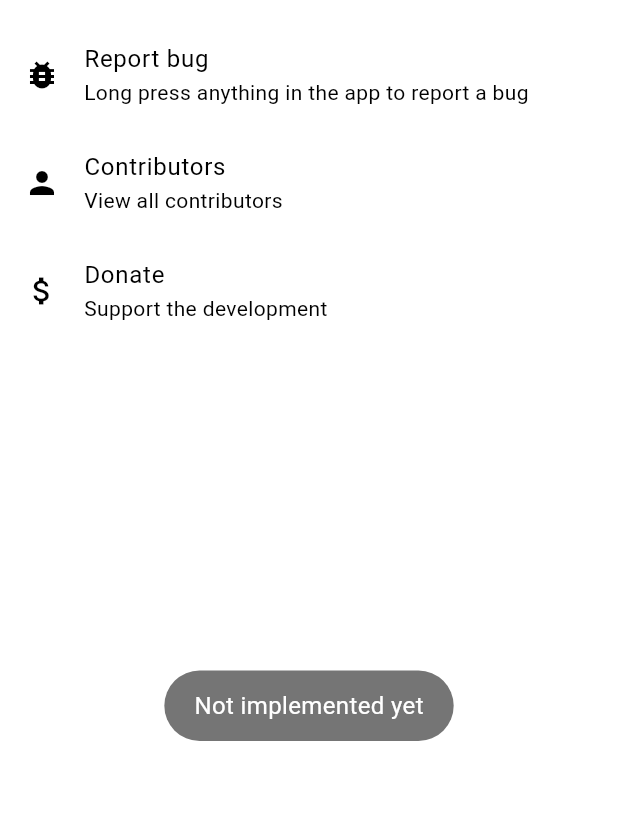
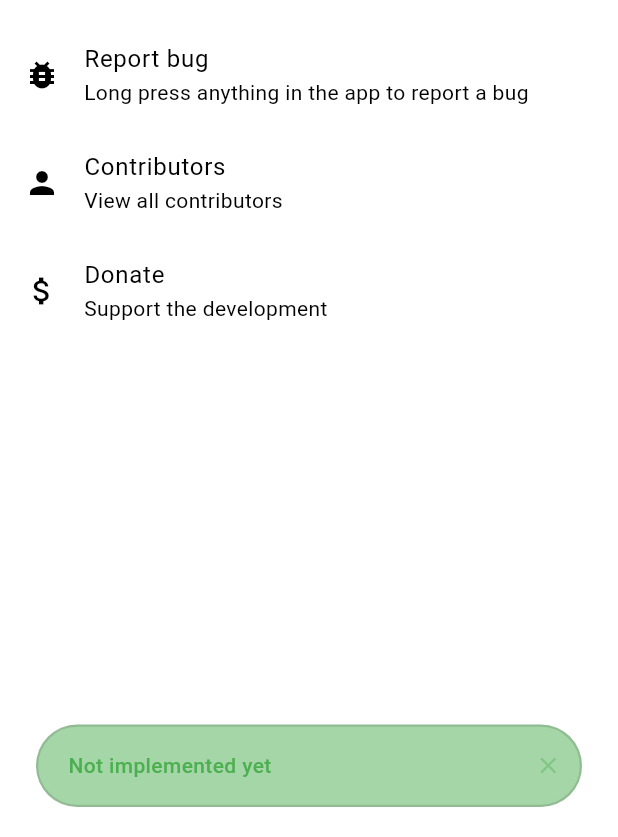
Before and after one commit to Hedon-haven/viewer, a Flutter app: the AboutScreen screen opened directly, after a tap on "Donate", on a phone screen of 412 x 824 dp, the part 399-1236 px from its top. Run offline on Flutter 3.47's test engine with Material 3 defaults, Android fonts, the phone set to English and light mode, and no system bars; drawn by our look-alikes of dynamic_color; our stand-ins replace audio_video_progress_bar, connectivity_plus, package_info_plus, shared_preferences, skeletonizer, sqflite_common_ffi and 3 more; missing offline and left inert: auto_orientation, flutter_hls_parser, fvp, window_manager; accounts and stored records are empty; network calls fail.

Commit message:
Use cross-platform toast notification

```diff
--- a/lib/ui/screens/debug_screen.dart
+++ b/lib/ui/screens/debug_screen.dart
@@ -309,7 +309,7 @@ class _BugReportScreenState extends State<BugReportScreen> {
                                                     if (submissionType ==
                                                         "Anonymous report") {
                                                       ToastMessageShower.showToast(
-                                                          "Not yet supported");
+                                                          "Not yet supported", context);
                                                     } else {
                                                       BugReportManager()
                                                           .submitReport(
--- a/lib/ui/screens/settings/settings_about.dart
+++ b/lib/ui/screens/settings/settings_about.dart
@@ -77,7 +77,7 @@ class AboutScreen extends StatelessWidget {
                 subtitle: const Text("Support the development"),
                 onTap: () {
                   // TODO: Add donations
-                  ToastMessageShower.showToast("Not implemented yet");
+                  ToastMessageShower.showToast("Not implemented yet", context);
                 }),
           ],
         ))));
--- a/lib/ui/screens/video_list.dart
+++ b/lib/ui/screens/video_list.dart
@@ -172,7 +172,7 @@ class _VideoListState extends State<VideoList> {
                     _tappedChildIndex = null;
                     if (videoResults[index].virtualReality) {
                       ToastMessageShower.showToast(
-                          "Virtual reality not yet supported");
+                          "Virtual reality not yet supported", context);
                       return;
                     }
                     setState(() {
--- a/lib/ui/toast_notification.dart
+++ b/lib/ui/toast_notification.dart
@@ -1,17 +1,23 @@
 import 'package:flutter/material.dart';
-import 'package:fluttertoast/fluttertoast.dart';
+import 'package:toastification/toastification.dart';
 
 class ToastMessageShower {
-  static void showToast(String message) {
+  static void showToast(String message, BuildContext context) {
     print("Showing toast with message: $message");
-    Fluttertoast.showToast(
-      msg: message,
-      toastLength: Toast.LENGTH_SHORT,
-      gravity: ToastGravity.BOTTOM,
-      timeInSecForIosWeb: 1,
-      backgroundColor: Colors.black54,
-      textColor: Colors.white,
-      fontSize: 16.0,
+
+    toastification.show(
+      context: context,
+      type: ToastificationType.info,
+      style: ToastificationStyle.simple,
+      title: Text(message),
+      alignment: Alignment.bottomCenter,
+      autoCloseDuration: const Duration(seconds: 2),
+      animationDuration: const Duration(milliseconds: 500),
+      borderRadius: BorderRadius.circular(100.0),
+      closeButtonShowType: CloseButtonShowType.none,
+      backgroundColor: Theme.of(context).colorScheme.background,
+      // background
+      foregroundColor: Theme.of(context).colorScheme.primary, // text
     );
   }
 }
--- a/pubspec.yaml
+++ b/pubspec.yaml
@@ -38,7 +38,6 @@ dependencies:
   http: ^1.2.0
   html: ^0.15.4
   video_player: ^2.8.2
-  fluttertoast: ^8.2.4
   shared_preferences: ^2.2.2
   fvp: ^0.16.1
   audio_video_progress_bar: ^2.0.1
@@ -48,13 +47,14 @@ dependencies:
   url_launcher: ^6.2.5
   dynamic_color: ^1.6.9
   wakelock_plus: ^1.1.6
-  package_info_plus: ^6.0.0
+  package_info_plus: ^7.0.0
   flutter_launcher_icons: ^0.13.1
   connectivity_plus: ^6.0.1
   skeletonizer: ^1.1.0
   sqflite_common_ffi: ^2.3.3
   sqlite3_flutter_libs: ^0.5.20
   path_provider: ^2.1.2
+  toastification: ^1.2.1
 
 dev_dependencies:
   flutter_test:
```
Also changed, not shown: pubspec.lock.
